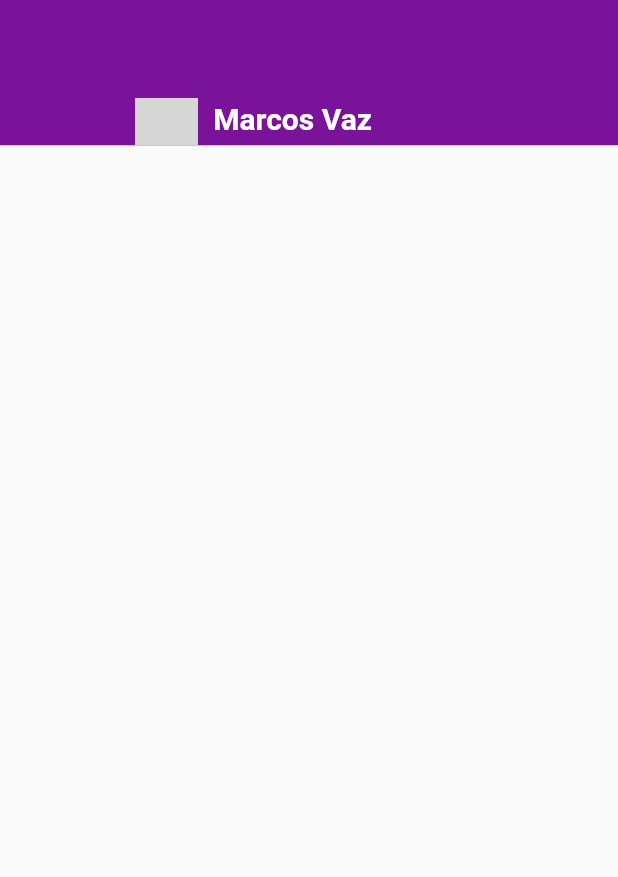
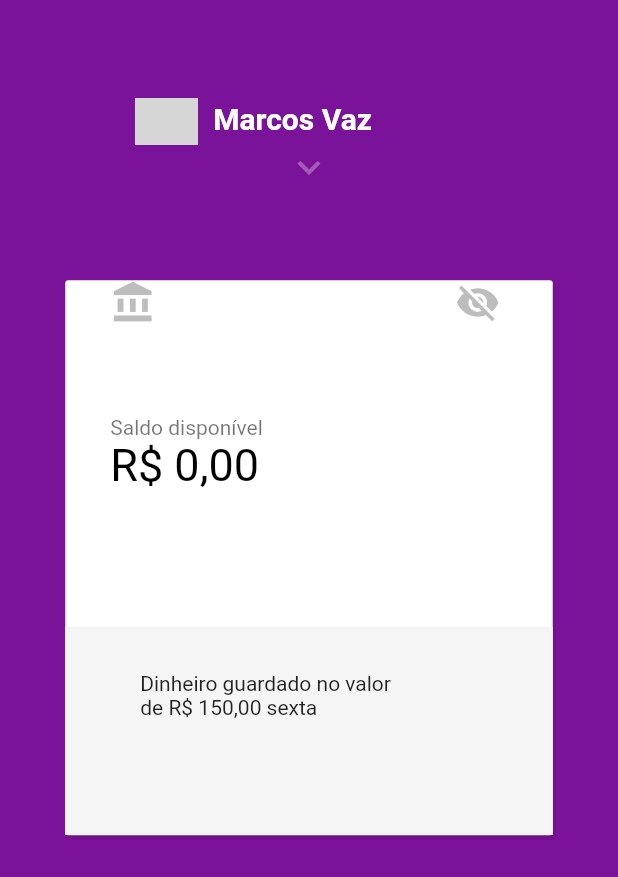
Before and after one commit to marcosvaz/FlutterEstudo, a Flutter app: the screen it shows after launch, on a phone screen of 412 x 824 dp. Shown: the top 877 px of the screen. Run offline on Flutter 3.47's test engine with Material 2 defaults, Android fonts, the phone set to English and light mode, and no system bars; grey boxes are pictures that could not be loaded.

Commit message:
Added some itens to layout

```diff
--- a/lib/main.dart
+++ b/lib/main.dart
@@ -13,6 +13,8 @@ void main() => runApp(
   ),
 );
 
+
+// Splash Screen
 class SplashScreen extends StatefulWidget {
   @override
   _SplashScreenState createState() => _SplashScreenState();
@@ -26,7 +28,6 @@ class _SplashScreenState extends State<SplashScreen> {
       () => Navigator.of(context).pushReplacement(MaterialPageRoute(builder: (BuildContext context) => Main())),
     );
   }
-
   @override
   Widget build(BuildContext context) {
     return Scaffold(
@@ -42,7 +43,7 @@ class _SplashScreenState extends State<SplashScreen> {
   }
 }
 
-// Route Main
+// Main
 class Main extends StatelessWidget {
   @override
   Widget build(BuildContext context) {
@@ -51,12 +52,23 @@ class Main extends StatelessWidget {
         decoration: BoxDecoration(
           color: Color(0xFF7B139A),
         ),
-        child: Top(),
+        child: Column(
+          children: <Widget>[
+            Top(),
+            Icon(
+              Icons.keyboard_arrow_down,
+              color: Colors.white30,
+              size: 30
+            ),
+            Card(),
+          ],
+        ),
       ),
     );
   }
 }
 
+// TOP
 class Top extends StatelessWidget {
   @override
   Widget build(BuildContext context) {
@@ -75,11 +87,85 @@ class Top extends StatelessWidget {
                 color: Color(0xFFFFFFFF),
                 fontSize: 20,
                 fontWeight: FontWeight.bold,
-              )
-            )
+              ),
+            ),
           ),
         ],
-      )
+      ),
     );
   }
 }
+
+// CARD
+class Card extends StatelessWidget {
+  @override
+  Widget build(BuildContext context) {
+    return Container(
+      child: Padding(
+        padding: EdgeInsets.only(top: 60),
+        child: Container(
+          decoration: BoxDecoration(
+            color: Color(0xFFFFFFFF),
+            borderRadius: new BorderRadius.all(Radius.circular(2)),
+            boxShadow: <BoxShadow>[
+              BoxShadow(
+                color: Colors.black12,
+                offset: Offset(1, 2),
+                blurRadius: 1
+              ),
+            ],
+          ),
+          width: 325,
+          height: 370,
+          child: ListView(
+            children: <Widget>[
+              Padding(
+                padding: EdgeInsets.only(right: 10, left: 10),
+                child: Row(
+                  children: <Widget>[
+                    Padding(
+                      padding: EdgeInsets.only(left: 20),
+                      child: Icon(
+                        Icons.account_balance,
+                        color: Colors.grey[400],
+                        size: 30
+                      ),
+                    ),
+                    Padding(
+                      padding: EdgeInsets.only(left: 200),
+                      child: Icon(
+                        Icons.visibility_off,
+                        color: Colors.grey[400],
+                        size: 30
+                      ),
+                    ),
+                  ],
+                ),
+              ),
+              Padding(
+                padding: EdgeInsets.only(left: 30, top: 60),
+                child: Text("Saldo disponível", style: TextStyle(color: Colors.black54)),
+              ),
+              Padding(
+                padding: EdgeInsets.only(left: 30),
+                child: Text("R\$ 0,00", style: TextStyle(color: Colors.black, fontSize: 30)),
+              ),
+              Padding(
+                padding: EdgeInsets.only(top: 90),
+                child: Container(
+                  decoration: BoxDecoration(
+                    color: Colors.grey[100],
+                  ),
+                  child: Padding(
+                    padding: EdgeInsets.only(left: 50, top: 30, bottom: 90),
+                    child: Text("Dinheiro guardado no valor \nde R\$ 150,00 sexta"),
+                  ),
+                ),
+              ),
+            ],
+          ),
+        ),
+      ),
+    );
+  }
+}
--- a/pubspec.yaml
+++ b/pubspec.yaml
@@ -48,7 +48,7 @@ flutter:
 
   # To add assets to your application, add an assets section, like this:
   assets:
-    - ./lib/assets/nu.png
+    - ./lib/assets/
   #  - images/a_dot_ham.jpeg
 
   # An image asset can refer to one or more resolution-specific "variants", see
```
